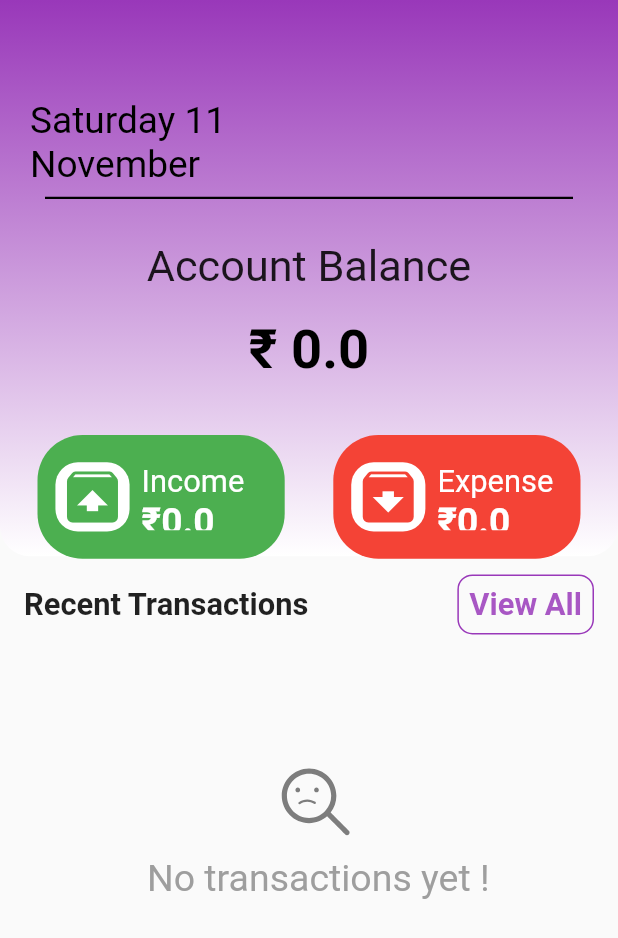
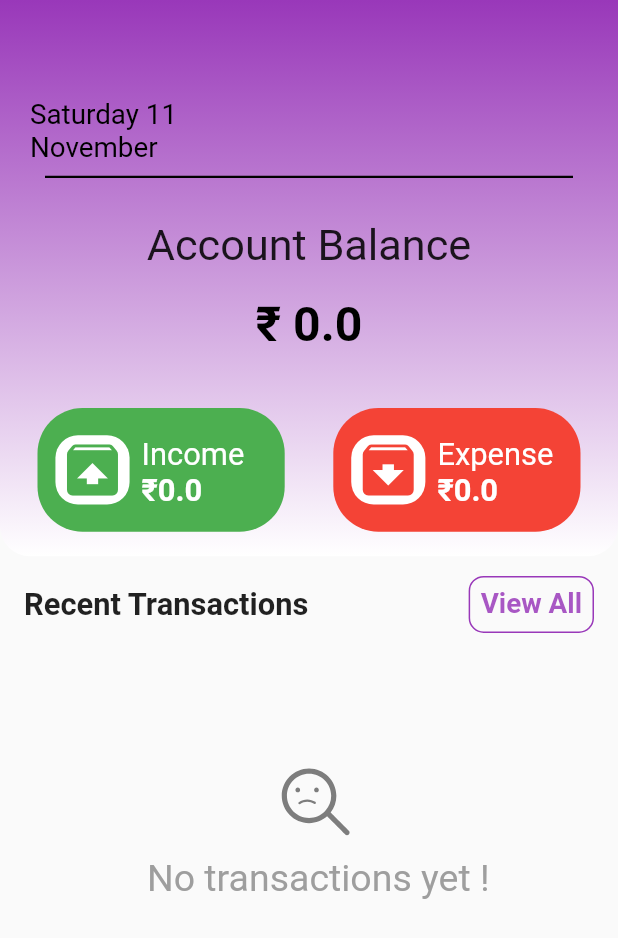
Before and after one commit to BIBINKB97/BillsBook, a Flutter app: the HomePage screen opened directly, on a phone screen of 412 x 824 dp. Shown: the top 938 px of the screen. Run offline on Flutter 3.47's test engine with Material 2 defaults, Android fonts, the phone set to English and light mode, and no system bars; our stand-ins replace animate_do, flutter_slidable, google_fonts, hive, hive_flutter, iconly and 4 more; accounts and stored records are empty.

Commit message:
added some animations

```diff
--- a/lib/view/home_page/home_page.dart
+++ b/lib/view/home_page/home_page.dart
@@ -1,3 +1,4 @@
+import 'package:animate_do/animate_do.dart';
 import 'package:flutter/material.dart';
 import 'package:intl/intl.dart';
 import 'package:money_management_project/providers/transaction_provider.dart';
@@ -46,7 +47,7 @@ class HomePage extends StatelessWidget {
                     child: Text(
                       DateFormat('EEEE d\nMMMM').format(DateTime.now()),
                       style: TextStyle(
-                        fontSize: MediaQuery.of(context).size.width * 0.06,
+                        fontSize: MediaQuery.of(context).size.width * 0.045,
                         fontWeight: FontWeight.w400,
                         color: Colors.black,
                       ),
@@ -83,7 +84,7 @@ class HomePage extends StatelessWidget {
                               '₹ ${totalNotifier.value.toString()}',
                               style: TextStyle(
                                 fontSize:
-                                    MediaQuery.of(context).size.width * 0.088,
+                                    MediaQuery.of(context).size.width * 0.078,
                                 color: Colors.black,
                                 fontWeight: FontWeight.w600,
                               ),
@@ -101,7 +102,8 @@ class HomePage extends StatelessWidget {
                     child: Row(
                       mainAxisAlignment: MainAxisAlignment.spaceBetween,
                       children: [
-                        Container(
+                        SlideInLeft(
+                          child: Container(
                             width: MediaQuery.of(context).size.width * 0.4,
                             height: MediaQuery.of(context).size.height * 0.1,
                             decoration: BoxDecoration(
@@ -117,9 +119,10 @@ class HomePage extends StatelessWidget {
                                       MediaQuery.of(context).size.width * 0.029,
                                 ),
                                 Container(
-                                width: MediaQuery.of(context).size.width * 0.12,
-                                height:
-                                    MediaQuery.of(context).size.height * 0.056,
+                                  width:
+                                      MediaQuery.of(context).size.width * 0.12,
+                                  height: MediaQuery.of(context).size.height *
+                                      0.056,
                                   decoration: BoxDecoration(
                                     borderRadius:
                                         BorderRadius.all(Radius.circular(15)),
@@ -128,22 +131,24 @@ class HomePage extends StatelessWidget {
                                   child: Icon(
                                     Icons.unarchive,
                                     color: Colors.green,
-                                  size:
-                                      MediaQuery.of(context).size.width * 0.11,
+                                    size: MediaQuery.of(context).size.width *
+                                        0.11,
                                   ),
                                 ),
                                 Padding(
                                   padding: EdgeInsets.only(left: 8),
                                   child: Column(
                                     mainAxisAlignment: MainAxisAlignment.center,
-                                  crossAxisAlignment: CrossAxisAlignment.start,
+                                    crossAxisAlignment:
+                                        CrossAxisAlignment.start,
                                     children: [
                                       Text(
                                         'Income',
                                         style: TextStyle(
                                           color: Colors.white,
-                                        fontSize:
-                                            MediaQuery.of(context).size.width *
+                                          fontSize: MediaQuery.of(context)
+                                                  .size
+                                                  .width *
                                               0.05,
                                         ),
                                       ),
@@ -165,7 +170,7 @@ class HomePage extends StatelessWidget {
                                                 fontSize: MediaQuery.of(context)
                                                         .size
                                                         .width *
-                                                  0.06,
+                                                    0.05,
                                                 color: Colors.white,
                                                 fontWeight: FontWeight.w600,
                                               ),
@@ -180,10 +185,12 @@ class HomePage extends StatelessWidget {
                               ],
                             ),
                           ),
+                        ),
                         SizedBox(
                           width: MediaQuery.of(context).size.width * 0.06,
                         ),
-                        Container(
+                        SlideInRight(
+                          child: Container(
                             width: MediaQuery.of(context).size.width * 0.4,
                             height: MediaQuery.of(context).size.height * 0.1,
                             decoration: BoxDecoration(
@@ -199,9 +206,10 @@ class HomePage extends StatelessWidget {
                                       MediaQuery.of(context).size.width * 0.029,
                                 ),
                                 Container(
-                                width: MediaQuery.of(context).size.width * 0.12,
-                                height:
-                                    MediaQuery.of(context).size.height * 0.056,
+                                  width:
+                                      MediaQuery.of(context).size.width * 0.12,
+                                  height: MediaQuery.of(context).size.height *
+                                      0.056,
                                   decoration: BoxDecoration(
                                     borderRadius:
                                         BorderRadius.all(Radius.circular(15)),
@@ -210,22 +218,24 @@ class HomePage extends StatelessWidget {
                                   child: Icon(
                                     Icons.archive,
                                     color: Colors.red,
-                                  size:
-                                      MediaQuery.of(context).size.width * 0.11,
+                                    size: MediaQuery.of(context).size.width *
+                                        0.11,
                                   ),
                                 ),
                                 Padding(
                                   padding: EdgeInsets.only(left: 8),
                                   child: Column(
                                     mainAxisAlignment: MainAxisAlignment.center,
-                                  crossAxisAlignment: CrossAxisAlignment.start,
+                                    crossAxisAlignment:
+                                        CrossAxisAlignment.start,
                                     children: [
                                       Text(
                                         'Expense',
                                         style: TextStyle(
                                           color: Colors.white,
-                                        fontSize:
-                                            MediaQuery.of(context).size.width *
+                                          fontSize: MediaQuery.of(context)
+                                                  .size
+                                                  .width *
                                               0.05,
                                         ),
                                       ),
@@ -247,7 +257,7 @@ class HomePage extends StatelessWidget {
                                                 fontSize: MediaQuery.of(context)
                                                         .size
                                                         .width *
-                                                  0.06,
+                                                    0.05,
                                                 color: Colors.white,
                                                 fontWeight: FontWeight.w600,
                                               ),
@@ -260,6 +270,7 @@ class HomePage extends StatelessWidget {
                                   ),
                                 ),
                               ],
+                            ),
                           ),
                         ),
                       ],
@@ -303,7 +314,7 @@ class HomePage extends StatelessWidget {
                 'View All',
                 style: TextStyle(
                   color: Color.fromARGB(210, 151, 52, 184),
-                  fontSize: MediaQuery.of(context).size.width * 0.05,
+                  fontSize: MediaQuery.of(context).size.width * 0.045,
                   fontWeight: FontWeight.w600,
                 ),
               ),
--- a/pubspec.yaml
+++ b/pubspec.yaml
@@ -28,6 +28,7 @@ environment:
 # the latest version available on pub.dev. To see which dependencies have newer
 # versions available, run `flutter pub outdated`.
 dependencies:
+  animate_do: ^3.1.2
   cupertino_icons: ^1.0.2
   d_chart: ^2.2.11
   flutter:
```
Also changed, not shown: lib/view/home_page/recent_transactions/recent.dart (+12 -5 lines), pubspec.lock, 1 other file. Lines whose indentation alone changed are shown as unchanged.
